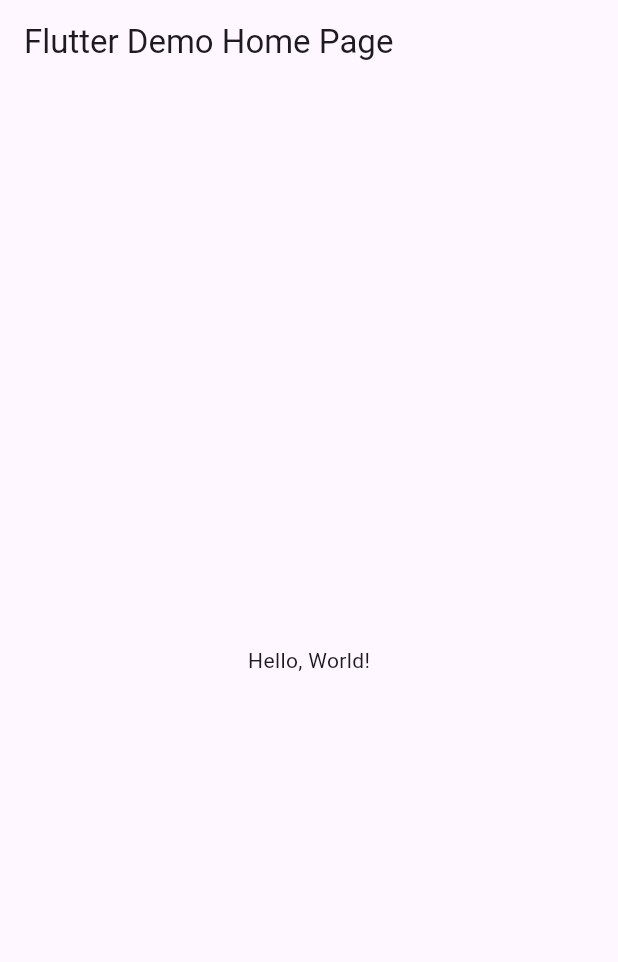
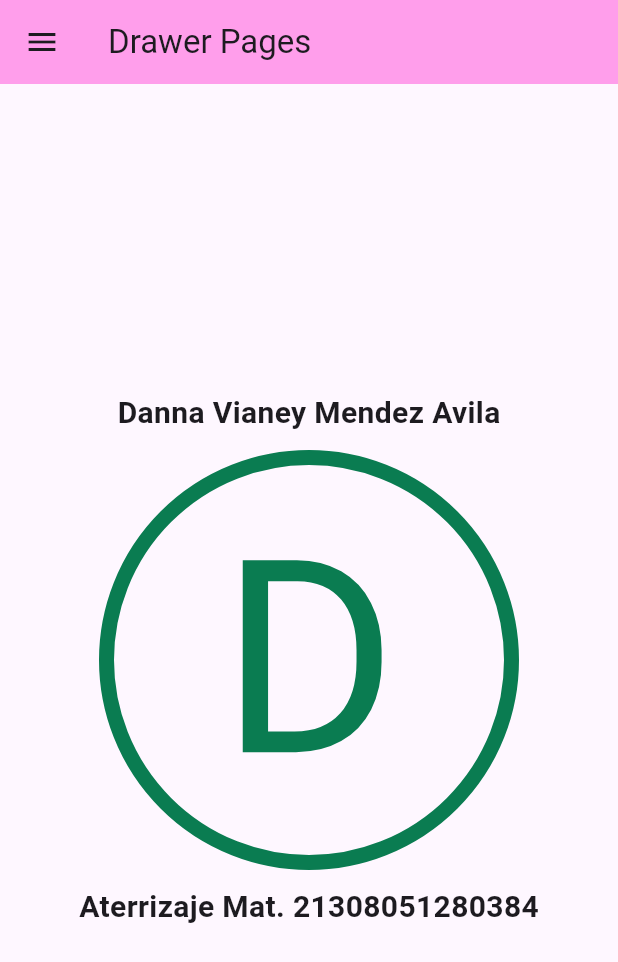
Before and after one commit to MendezD128/Ull_Act3_DrawPaginas, a Flutter app: the screen it shows after launch, on a phone screen of 412 x 824 dp. Shown: the top 962 px of the screen. Run offline on Flutter 3.47's test engine with Material 3 defaults, Android fonts, the phone set to English and light mode, and no system bars.

```diff
--- /dev/null
+++ b/lib/dashboard.dart
@@ -0,0 +1,47 @@
+import 'package:flutter/material.dart';
+
+class DashboardPage extends StatelessWidget {
+  @override
+  Widget build(BuildContext context) {
+    return Scaffold(
+      body: Center(
+        child: Column(
+          mainAxisAlignment: MainAxisAlignment.center,
+          children: [
+            Text('Danna Vianey Mendez Avila',
+                style: TextStyle(fontSize: 20.0, fontWeight: FontWeight.bold)),
+            Align(
+              alignment: Alignment.topCenter,
+              child: Container(
+                margin: EdgeInsets.only(top: 10, bottom: 10),
+                decoration: BoxDecoration(
+                  shape: BoxShape.circle,
+                  border: Border.all(
+                    color: Color(0xff0a7c51),
+                    width: 10,
+                  ),
+                ),
+                width: 280,
+                height: 280,
+                alignment: Alignment.center,
+                child: Text(
+                  'D',
+                  style: TextStyle(
+                    fontSize: 180,
+                    color: Color(0xff0a7c51),
+                  ),
+                ),
+              ),
+            ),
+            Container(
+              padding: const EdgeInsets.all(0),
+              child: const Text('Aterrizaje Mat. 21308051280384',
+                  style:
+                      TextStyle(fontSize: 20.0, fontWeight: FontWeight.bold)),
+            )
+          ],
+        ),
+      ),
+    );
+  }
+}
--- a/lib/main.dart
+++ b/lib/main.dart
@@ -1,43 +1,179 @@
 import 'package:flutter/material.dart';
 
-void main() => runApp(MyApp());
+import 'package:mendezdrawer/privacy_policy.dart';
+import 'package:mendezdrawer/send_feedback.dart';
+import 'package:mendezdrawer/settings.dart';
+import 'contacts.dart';
+import 'dashboard.dart';
+import 'events.dart';
+import 'my_drawer_header.dart';
+import 'notes.dart';
+import 'notifications.dart';
+
+void main() {
+  runApp(MyApp());
+}
 
 class MyApp extends StatelessWidget {
-  const MyApp({super.key});
-  // This widget is the root of your application.
+  const MyApp({Key? key}) : super(key: key);
   @override
   Widget build(BuildContext context) {
     return MaterialApp(
-      // Application name
-      title: 'Flutter Hello World',
-      // Application theme data, you can set the colors for the application as
-      // you want
-      theme: ThemeData(
-        // useMaterial3: false,
-        primarySwatch: Colors.blue,
-      ),
-      // A widget which will be started on application startup
-      home: MyHomePage(title: 'Flutter Demo Home Page'),
+      debugShowCheckedModeBanner: false,
+      home: HomePage(),
     );
   }
 }
+//s9s9s9s  rrrrrrr
 
-class MyHomePage extends StatelessWidget {
-  final String title;
-  const MyHomePage({super.key, required this.title});
+class HomePage extends StatefulWidget {
+  const HomePage({Key? key}) : super(key: key);
+  @override
+  _HomePageState createState() => _HomePageState();
+}
+
+class _HomePageState extends State<HomePage> {
+  var currentPage = DrawerSections.dashboard;
 
   @override
   Widget build(BuildContext context) {
+    var container;
+    if (currentPage == DrawerSections.dashboard) {
+      container = DashboardPage();
+    } else if (currentPage == DrawerSections.contacts) {
+      container = ContactsPage();
+    } else if (currentPage == DrawerSections.events) {
+      container = EventsPage();
+    } else if (currentPage == DrawerSections.notes) {
+      container = NotesPage();
+    } else if (currentPage == DrawerSections.settings) {
+      container = SettingsPage();
+    } else if (currentPage == DrawerSections.notifications) {
+      container = NotificationsPage();
+    } else if (currentPage == DrawerSections.privacy_policy) {
+      container = PrivacyPolicyPage();
+    } else if (currentPage == DrawerSections.send_feedback) {
+      container = SendFeedbackPage();
+    }
     return Scaffold(
       appBar: AppBar(
-        // The title text which will be shown on the action bar
-        title: Text(title),
+        backgroundColor: Color(0xffff9eeb),
+        title: Text("Drawer Pages"),
       ),
-      body: Center(
-        child: Text(
-          'Hello, World!',
+      body: container,
+      drawer: Drawer(
+        child: SingleChildScrollView(
+          child: Container(
+            child: Column(
+              children: [
+                MyHeaderDrawer(),
+                MyDrawerList(),
+              ],
+            ),
+          ),
+        ),
+      ),
+    );
+  }
+
+  Widget MyDrawerList() {
+    return Container(
+      padding: EdgeInsets.only(
+        top: 15,
+      ),
+      child: Column(
+        // shows the list of menu drawer
+        children: [
+          menuItem(1, "Aterrizaje", Icons.place_outlined,
+              currentPage == DrawerSections.dashboard ? true : false),
+          menuItem(2, "Encabezado", Icons.abc,
+              currentPage == DrawerSections.contacts ? true : false),
+          menuItem(3, "El desafío", Icons.chair,
+              currentPage == DrawerSections.events ? true : false),
+          menuItem(4, "Degradado", Icons.notes,
+              currentPage == DrawerSections.notes ? true : false),
+          Divider(),
+          menuItem(
+              5,
+              "Uso básico del widget Container",
+              Icons.settings_outlined,
+              currentPage == DrawerSections.settings ? true : false),
+          menuItem(
+              6,
+              "Definiendo altura y anchura, y alineando su widget hijo",
+              Icons.notifications_outlined,
+              currentPage == DrawerSections.notifications ? true : false),
+          menuItem(7, "Esquinas redondeadas", Icons.privacy_tip_outlined,
+              currentPage == DrawerSections.privacy_policy ? true : false),
+          menuItem(8, "Forma circular", Icons.feedback_outlined,
+              currentPage == DrawerSections.send_feedback ? true : false),
+        ],
+      ),
+    );
+  }
+
+  Widget menuItem(int id, String title, IconData icon, bool selected) {
+    return Material(
+      color: selected ? Colors.grey[300] : Colors.transparent,
+      child: InkWell(
+        onTap: () {
+          Navigator.pop(context);
+          setState(() {
+            if (id == 1) {
+              currentPage = DrawerSections.dashboard;
+            } else if (id == 2) {
+              currentPage = DrawerSections.contacts;
+            } else if (id == 3) {
+              currentPage = DrawerSections.events;
+            } else if (id == 4) {
+              currentPage = DrawerSections.notes;
+            } else if (id == 5) {
+              currentPage = DrawerSections.settings;
+            } else if (id == 6) {
+              currentPage = DrawerSections.notifications;
+            } else if (id == 7) {
+              currentPage = DrawerSections.privacy_policy;
+            } else if (id == 8) {
+              currentPage = DrawerSections.send_feedback;
+            }
+          });
+        },
+        child: Padding(
+          padding: EdgeInsets.all(15.0),
+          child: Row(
+            children: [
+              Expanded(
+                child: Icon(
+                  icon,
+                  size: 20,
+                  color: Colors.black,
+                ),
+              ),
+              Expanded(
+                flex: 3,
+                child: Text(
+                  title,
+                  style: TextStyle(
+                    color: Colors.black,
+                    fontSize: 16,
+                  ),
+                ),
+              ),
+            ],
+          ),
         ),
       ),
     );
   }
 }
+
+enum DrawerSections {
+  dashboard,
+  contacts,
+  events,
+  notes,
+  settings,
+  notifications,
+  privacy_policy,
+  send_feedback,
+}
--- a/pubspec.yaml
+++ b/pubspec.yaml
@@ -17,6 +17,9 @@ dev_dependencies:
 
 flutter:
   uses-material-design: true
+  assets:
+    - assets/images/profile.jpg
+    - assets/
   # assets:
   #  - images/a_dot_burr.jpeg
   #  - images/a_dot_ham.jpeg
```
Also changed, not shown: lib/contacts.dart (added, +47 -0 lines), lib/events.dart (added, +57 -0 lines), lib/my_drawer_header.dart (added, +44 -0 lines), lib/notes.dart (added, +56 -0 lines), lib/notifications.dart (added, +33 -0 lines), lib/privacy_policy.dart (added, +37 -0 lines), lib/send_feedback.dart (added, +31 -0 lines), lib/settings.dart (added, +29 -0 lines), assets/avatar.jpg (added), assets/images/profile.jpg (added).
